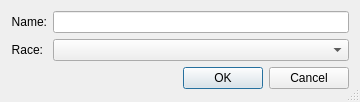
Above: ui/CreateCharacterDialog.ui from jgardner1/JGRPGTools before the change. Below: the same form after it.
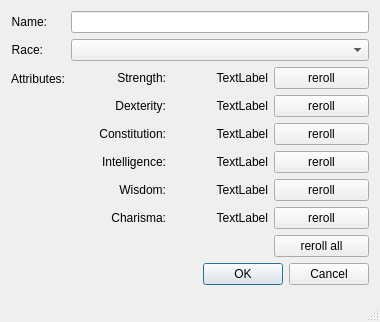
That is the form after the change. Custom widgets are drawn as their Qt base class.

```diff
--- a/ui/CreateCharacterDialog.ui
+++ b/ui/CreateCharacterDialog.ui
@@ -6,8 +6,8 @@
    <rect>
     <x>0</x>
     <y>0</y>
-    <width>360</width>
-    <height>102</height>
+    <width>380</width>
+    <height>322</height>
    </rect>
   </property>
   <property name="windowTitle">
@@ -36,7 +36,7 @@
    <item row="0" column="1">
     <widget class="QLineEdit" name="nameLineEdit"/>
    </item>
-   <item row="2" column="0">
+   <item row="1" column="0">
     <widget class="QLabel" name="label_2">
      <property name="text">
       <string>Race:</string>
@@ -52,7 +52,199 @@
      </property>
     </widget>
    </item>
-   <item row="3" column="0" colspan="2">
+   <item row="1" column="1">
+    <widget class="SelectRaceComboBox" name="selectRaceComboBox"/>
+   </item>
+   <item row="2" column="0">
+    <widget class="QLabel" name="label_3">
+     <property name="text">
+      <string>Attributes:</string>
+     </property>
+     <property name="textFormat">
+      <enum>Qt::PlainText</enum>
+     </property>
+     <property name="alignment">
+      <set>Qt::AlignRight|Qt::AlignTrailing|Qt::AlignVCenter</set>
+     </property>
+     <property name="labelClass" stdset="0">
+      <string>fieldName</string>
+     </property>
+    </widget>
+   </item>
+   <item row="2" column="1">
+    <layout class="QGridLayout" name="gridLayout">
+     <item row="5" column="2">
+      <widget class="QPushButton" name="rerollStrengthPushButton_6">
+       <property name="text">
+        <string>reroll</string>
+       </property>
+      </widget>
+     </item>
+     <item row="1" column="2">
+      <widget class="QPushButton" name="rerollStrengthPushButton_2">
+       <property name="text">
+        <string>reroll</string>
+       </property>
+      </widget>
+     </item>
+     <item row="1" column="1">
+      <widget class="QLabel" name="dexterityValueLabel">
+       <property name="text">
+        <string>TextLabel</string>
+       </property>
+       <property name="alignment">
+        <set>Qt::AlignRight|Qt::AlignTrailing|Qt::AlignVCenter</set>
+       </property>
+      </widget>
+     </item>
+     <item row="2" column="1">
+      <widget class="QLabel" name="constitutionValueLabel">
+       <property name="text">
+        <string>TextLabel</string>
+       </property>
+       <property name="alignment">
+        <set>Qt::AlignRight|Qt::AlignTrailing|Qt::AlignVCenter</set>
+       </property>
+      </widget>
+     </item>
+     <item row="0" column="0">
+      <widget class="QLabel" name="label_4">
+       <property name="text">
+        <string>Strength:</string>
+       </property>
+       <property name="alignment">
+        <set>Qt::AlignRight|Qt::AlignTrailing|Qt::AlignVCenter</set>
+       </property>
+      </widget>
+     </item>
+     <item row="0" column="1">
+      <widget class="QLabel" name="strengthValueLabel">
+       <property name="text">
+        <string>TextLabel</string>
+       </property>
+       <property name="alignment">
+        <set>Qt::AlignRight|Qt::AlignTrailing|Qt::AlignVCenter</set>
+       </property>
+      </widget>
+     </item>
+     <item row="5" column="1">
+      <widget class="QLabel" name="charismaValueLabel">
+       <property name="text">
+        <string>TextLabel</string>
+       </property>
+       <property name="alignment">
+        <set>Qt::AlignRight|Qt::AlignTrailing|Qt::AlignVCenter</set>
+       </property>
+      </widget>
+     </item>
+     <item row="4" column="2">
+      <widget class="QPushButton" name="rerollStrengthPushButton_5">
+       <property name="text">
+        <string>reroll</string>
+       </property>
+      </widget>
+     </item>
+     <item row="0" column="2">
+      <widget class="QPushButton" name="rerollStrengthPushButton">
+       <property name="text">
+        <string>reroll</string>
+       </property>
+      </widget>
+     </item>
+     <item row="3" column="0">
+      <widget class="QLabel" name="label_7">
+       <property name="text">
+        <string>Intelligence:</string>
+       </property>
+       <property name="alignment">
+        <set>Qt::AlignRight|Qt::AlignTrailing|Qt::AlignVCenter</set>
+       </property>
+      </widget>
+     </item>
+     <item row="4" column="0">
+      <widget class="QLabel" name="label_8">
+       <property name="text">
+        <string>Wisdom:</string>
+       </property>
+       <property name="alignment">
+        <set>Qt::AlignRight|Qt::AlignTrailing|Qt::AlignVCenter</set>
+       </property>
+      </widget>
+     </item>
+     <item row="2" column="2">
+      <widget class="QPushButton" name="rerollStrengthPushButton_3">
+       <property name="text">
+        <string>reroll</string>
+       </property>
+      </widget>
+     </item>
+     <item row="4" column="1">
+      <widget class="QLabel" name="wisdomValueLabel">
+       <property name="text">
+        <string>TextLabel</string>
+       </property>
+       <property name="alignment">
+        <set>Qt::AlignRight|Qt::AlignTrailing|Qt::AlignVCenter</set>
+       </property>
+      </widget>
+     </item>
+     <item row="3" column="2">
+      <widget class="QPushButton" name="rerollStrengthPushButton_4">
+       <property name="text">
+        <string>reroll</string>
+       </property>
+      </widget>
+     </item>
+     <item row="6" column="2">
+      <widget class="QPushButton" name="rerollAllPushButton_8">
+       <property name="text">
+        <string>reroll all</string>
+       </property>
+      </widget>
+     </item>
+     <item row="3" column="1">
+      <widget class="QLabel" name="intelligenceValueLabel">
+       <property name="text">
+        <string>TextLabel</string>
+       </property>
+       <property name="alignment">
+        <set>Qt::AlignRight|Qt::AlignTrailing|Qt::AlignVCenter</set>
+       </property>
+      </widget>
+     </item>
+     <item row="1" column="0">
+      <widget class="QLabel" name="label_5">
+       <property name="text">
+        <string>Dexterity:</string>
+       </property>
+       <property name="alignment">
+        <set>Qt::AlignRight|Qt::AlignTrailing|Qt::AlignVCenter</set>
+       </property>
+      </widget>
+     </item>
+     <item row="2" column="0">
+      <widget class="QLabel" name="label_6">
+       <property name="text">
+        <string>Constitution:</string>
+       </property>
+       <property name="alignment">
+        <set>Qt::AlignRight|Qt::AlignTrailing|Qt::AlignVCenter</set>
+       </property>
+      </widget>
+     </item>
+     <item row="5" column="0">
+      <widget class="QLabel" name="label_9">
+       <property name="text">
+        <string>Charisma:</string>
+       </property>
+       <property name="alignment">
+        <set>Qt::AlignRight|Qt::AlignTrailing|Qt::AlignVCenter</set>
+       </property>
+      </widget>
+     </item>
+    </layout>
+   </item>
+   <item row="3" column="1">
     <widget class="QDialogButtonBox" name="buttonBox">
      <property name="orientation">
       <enum>Qt::Horizontal</enum>
@@ -62,9 +254,6 @@
      </property>
     </widget>
    </item>
-   <item row="2" column="1">
-    <widget class="SelectRaceComboBox" name="selectRaceComboBox"/>
-   </item>
   </layout>
  </widget>
  <customwidgets>
```
Left out of the diff: 127 changed lines with no effect on the pictures.
